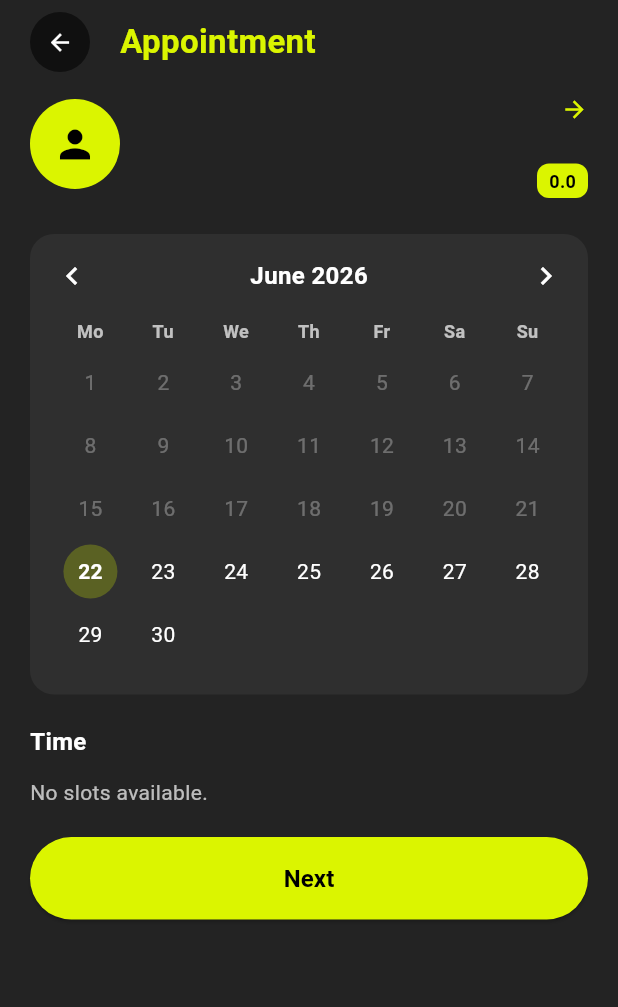
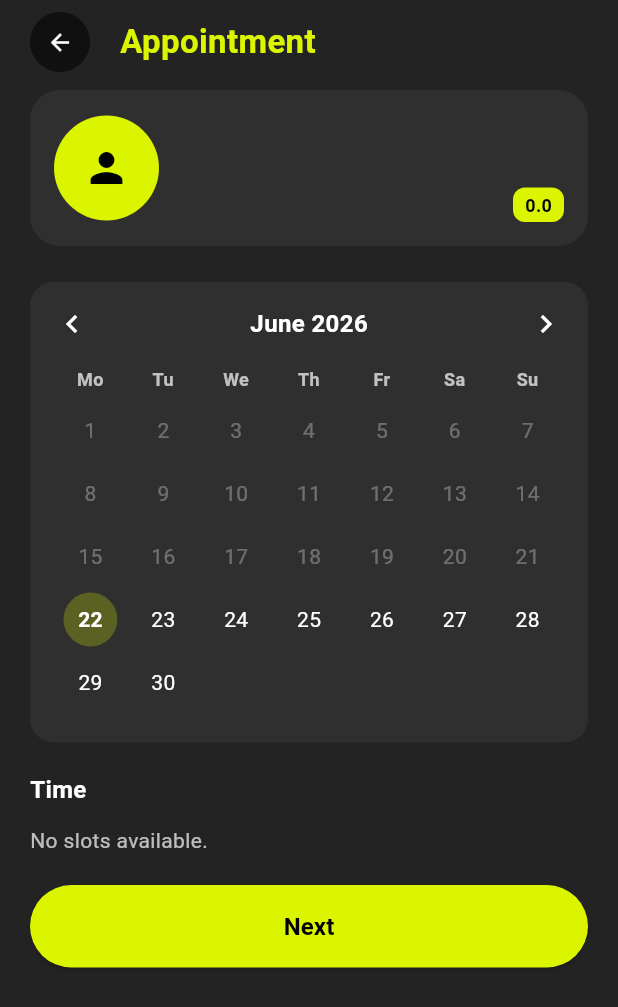
Before and after one commit to AAbdullahRajput/Get-Fit-Mobile-Application-User-, a Flutter app: the FitnessTrainerDetailPage screen opened directly with empty values, after a tap on "Book an Appointment", on a phone screen of 412 x 824 dp. Shown: the top 1007 px of the screen. Run offline on Flutter 3.47's test engine with Material 3 defaults, Android fonts, the phone set to English and light mode, and no system bars; our stand-ins replace flutter_dotenv, flutter_svg, image_picker, pin_code_fields, supabase_flutter; missing offline and left inert: animated_weight_picker, payment_card; accounts and stored records are empty; network calls fail.

Commit message:
Fitnes Trainer Tab Working Part 6

```diff
--- a/lib/Presentation/pages/setup-2.0/appointment_booking_page.dart
+++ b/lib/Presentation/pages/setup-2.0/appointment_booking_page.dart
@@ -159,33 +159,34 @@ class _AppointmentBookingPageState extends State<AppointmentBookingPage> {
                 crossAxisAlignment: CrossAxisAlignment.start,
                 children: [
                   // Trainer card — Figma style
-                  Row(
+                  Container(
+                    padding: const EdgeInsets.all(16),
+                    decoration: BoxDecoration(
+                      color: context.cardBgColor,
+                      borderRadius: BorderRadius.circular(20),
+                    ),
+                    child: Row(
+                    crossAxisAlignment: CrossAxisAlignment.center,
                     children: [
                       CircleAvatar(
-                        radius: 30,
+                        radius: 35,
                         backgroundColor: themeColor,
                         backgroundImage: widget.trainerAvatarUrl.isNotEmpty
                             ? NetworkImage(widget.trainerAvatarUrl) : null,
                         child: widget.trainerAvatarUrl.isEmpty
-                            ? const Icon(Icons.person, color: Colors.black, size: 30) : null,
+                            ? const Icon(Icons.person, color: Colors.black, size: 32) : null,
                       ),
                       const SizedBox(width: 14),
                       Expanded(
                         child: Column(
                           crossAxisAlignment: CrossAxisAlignment.start,
+                          mainAxisAlignment: MainAxisAlignment.center,
                           children: [
-                            Row(
-                              children: [
-                                Expanded(
-                                  child: Text(widget.trainerName,
-                                      style: TextStyle(
-                                          color: context.textColor,
-                                          fontSize: 18,
-                                          fontWeight: FontWeight.bold)),
-                                ),
-                                const Icon(Icons.arrow_forward, color: themeColor, size: 18),
-                              ],
-                            ),
+                            Text(widget.trainerName,
+                                style: TextStyle(
+                                    color: context.textColor,
+                                    fontSize: 18,
+                                    fontWeight: FontWeight.bold)),
                             Text(widget.trainerType,
                                 style: TextStyle(color: context.subtextColor, fontSize: 13)),
                             const SizedBox(height: 4),
@@ -215,6 +216,7 @@ class _AppointmentBookingPageState extends State<AppointmentBookingPage> {
                         ),
                       ),
                     ],
+                  ),
                   ),
                   const SizedBox(height: 24),
 
--- a/lib/Presentation/pages/setup-2.0/fitness_tainer_detail_page.dart
+++ b/lib/Presentation/pages/setup-2.0/fitness_tainer_detail_page.dart
@@ -599,10 +599,10 @@ class _FitnessTrainerDetailPageState extends State<FitnessTrainerDetailPage> {
                 trainerId: trainer['id'],
                 trainerName: trainer['name'] ?? '',
                 trainerType: trainer['training_type'] ?? '',
-                trainerExperience: trainer['years_experience']?.toString() ?? '',
-                trainerAvatarUrl: trainer['avatar_url'] ?? '',
+                trainerExperience: trainer['experience']?.toString() ?? '',
+                trainerAvatarUrl: trainer['bg_image_url'] ?? trainer['avatar_url'] ?? '',
                 sessionPrice: (trainer['session_price'] as num?)?.toDouble() ?? 50.0,
-                trainerRating: (trainer['rating'] as num?)?.toDouble() ?? 0.0,
+                trainerRating: double.tryParse(trainer['rating']?.toString() ?? '') ?? 0.0,
               ),
             ),
           ),
```
